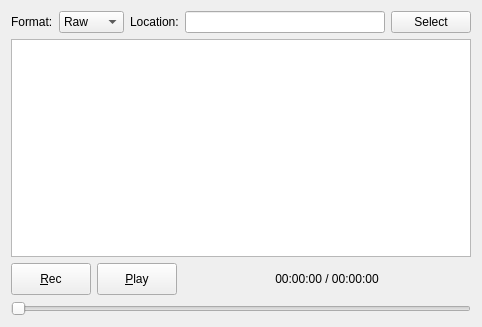
This is src/qtgui/iq_tool.ui in gqrx-sdr/gqrx as Qt 5 draws it before an edit. The edited form follows.
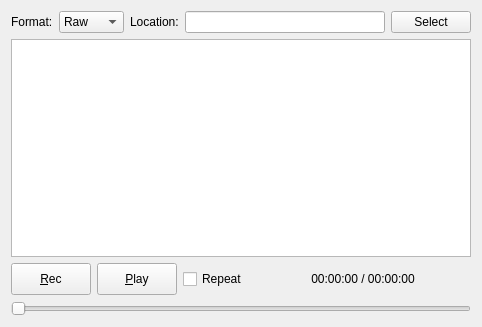
This is the edited form. Icons and pictures are not drawn.

Commit message: iq_tool: implement repeated playback option

```diff
--- a/src/qtgui/iq_tool.ui
+++ b/src/qtgui/iq_tool.ui
@@ -176,6 +176,16 @@
        </property>
       </widget>
      </item>
+     <item>
+      <widget class="QCheckBox" name="repeat">
+       <property name="locale">
+        <locale language="C" country="AnyCountry"/>
+       </property>
+       <property name="text">
+        <string>Repeat</string>
+       </property>
+      </widget>
+     </item>
      <item>
       <spacer name="horizontalSpacer">
        <property name="orientation">
```
The commit also changes 4 other files.
